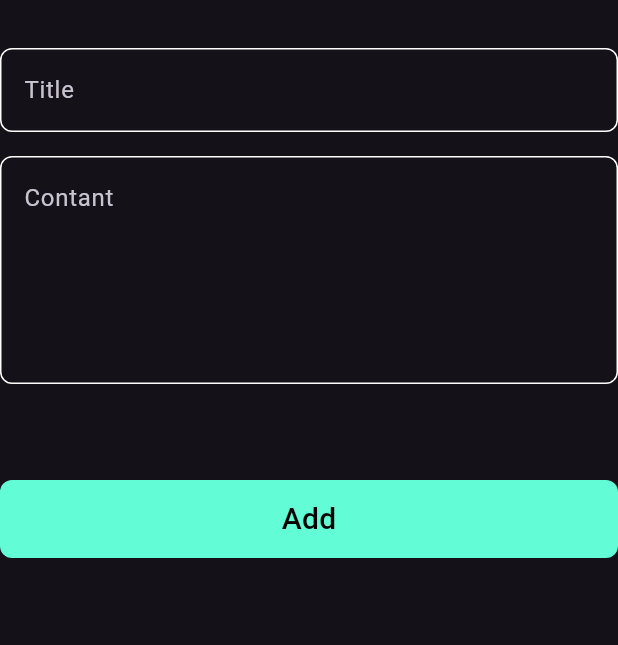
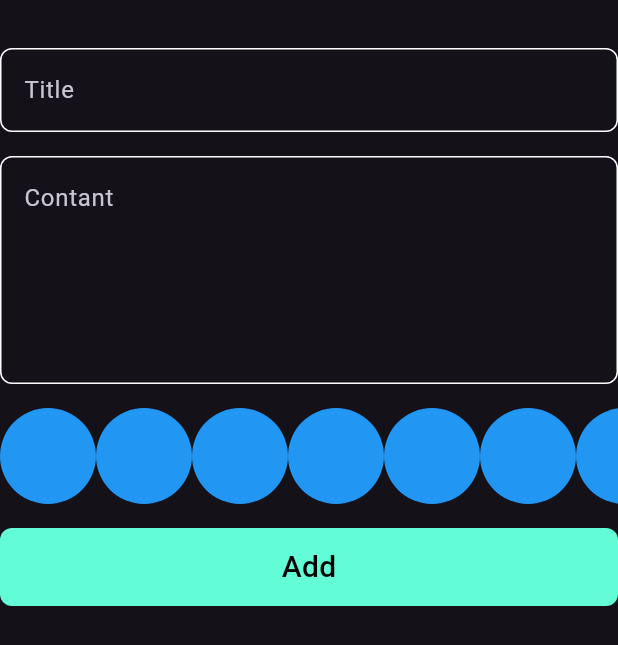
Before and after one commit to tamerelateeq/notes_app, a Flutter app: the AddNoteForm widget shown alone on an empty page, opened directly, on a phone screen of 412 x 824 dp. Shown: the top 645 px of the screen. Run offline on Flutter 3.47's test engine with Material 3 defaults, Android fonts, the phone set to English and light mode, and no system bars; our stand-ins replace bloc, flutter_bloc, hive, hive_flutter; accounts and stored records are empty.

Commit message:
create color lis view and color items

```diff
--- a/lib/Widgets/add_note_form.dart
+++ b/lib/Widgets/add_note_form.dart
@@ -3,8 +3,10 @@ import 'package:flutter_bloc/flutter_bloc.dart';
 import 'package:intl/intl.dart';
 import 'package:notes_app/Cubits/add_notes_cubit/add_notes_cubit.dart';
 import 'package:notes_app/Model/notes_app_model.dart';
+import 'package:notes_app/Widgets/color_list_view.dart';
 import 'package:notes_app/Widgets/custome_button.dart';
 import 'package:notes_app/Widgets/cutome_textfiled.dart';
+import 'package:notes_app/Widgets/cutsome_color_item.dart';
 
 class AddNoteForm extends StatefulWidget {
   const AddNoteForm({
@@ -49,17 +51,20 @@ class _AddNoteFormState extends State<AddNoteForm> {
             maxLines: 5,
           ),
           SizedBox(
-            height: 32,
+            height: 16,
           ),
-
+          ColorListView(),
           SizedBox(
-            height: 32,
+            height: 16,
           ),
           BlocBuilder<AddNotesCubit, AddNotesState>(
             builder: (context, state) {
               return BuildCustomeButton(state, context);
             },
-          )
+          ),
+          SizedBox(
+            height: 10,
+          ),
         ],
       ),
     );
--- /dev/null
+++ b/lib/Widgets/color_list_view.dart
@@ -0,0 +1,20 @@
+import 'package:flutter/material.dart';
+import 'package:notes_app/Widgets/cutsome_color_item.dart';
+
+class ColorListView extends StatelessWidget {
+  const ColorListView({super.key});
+
+  @override
+  Widget build(BuildContext context) {
+    return SizedBox(
+      height: 64,
+      child: ListView.builder(
+        itemCount: 10,
+        scrollDirection: Axis.horizontal,
+        itemBuilder: (context, index) {
+          return ColorItem();
+        },
+      ),
+    );
+  }
+}
--- a/lib/Widgets/cutsome_color_item.dart
+++ b/lib/Widgets/cutsome_color_item.dart
@@ -6,6 +6,7 @@ class ColorItem extends StatelessWidget {
   @override
   Widget build(BuildContext context) {
     return CircleAvatar(
+      radius: 32,
       backgroundColor: Colors.blue,
     );
   }
```
